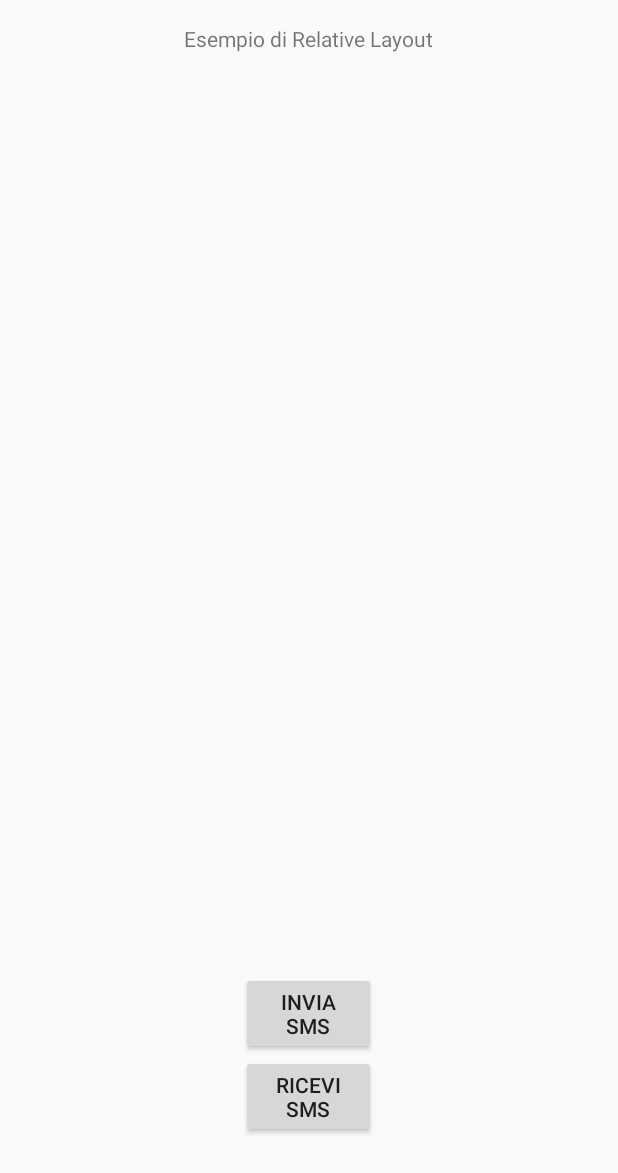
After one commit to ericafaraoni/SecureSMS, an Android app: the layout fragment_pin.xml on its own in the app's theme, with its tools: preview values and no code run, on a phone screen of 412 x 824 dp. The commit adds this screen. Shown: the top 1173 px of the screen. Run offline under Robolectric (Android 15) with nearby library versions, the phone set to English and light mode, and no system bars.

Commit message:
Fragment added

```diff
--- a/app/src/main/res/layout/activity_pin.xml
+++ b/app/src/main/res/layout/activity_pin.xml
@@ -1,12 +1,8 @@
 <?xml version="1.0" encoding="utf-8"?>
-<RelativeLayout xmlns:android="http://schemas.android.com/apk/res/android"
-    xmlns:tools="http://schemas.android.com/tools"
-    android:layout_width="match_parent"
-    android:layout_height="match_parent"
-    android:paddingBottom="@dimen/activity_vertical_margin"
-    android:paddingLeft="@dimen/activity_horizontal_margin"
-    android:paddingRight="@dimen/activity_horizontal_margin"
-    android:paddingTop="@dimen/activity_vertical_margin"
-    tools:context="com.ssms.securesms.PinActivity">
-
-</RelativeLayout>
+<FrameLayout
+xmlns:android="http://schemas.android.com/apk/res/android"
+xmlns:tools="http://schemas.android.com/tools"
+android:id="@+id/container"
+android:layout_width="match_parent"
+android:layout_height="match_parent"
+tools:context="com.ssms.securesms.PinActivity"/>
--- /dev/null
+++ b/app/src/main/res/layout/fragment_pin.xml
@@ -0,0 +1,33 @@
+<?xml version="1.0" encoding="utf-8"?>
+<RelativeLayout
+    xmlns:android="http://schemas.android.com/apk/res/android"
+    android:layout_width="match_parent"
+    android:layout_height="match_parent"
+    android:padding="@dimen/activity_vertical_margin">
+
+    <TextView
+        android:layout_width="wrap_content"
+        android:layout_height="wrap_content"
+        android:text="Esempio di Relative Layout"
+        android:layout_alignParentTop="true"
+        android:layout_centerHorizontal="true" />
+
+    <Button
+        android:id="@+id/sendButton"
+        android:layout_width="90dp"
+        android:layout_height="wrap_content"
+        android:text="Invia SMS"
+        android:layout_above="@+id/receiveButton"
+        android:layout_alignLeft="@+id/receiveButton"
+        android:layout_alignStart="@+id/receiveButton" />
+
+    <Button
+        android:id="@+id/receiveButton"
+        android:layout_width="90dp"
+        android:layout_height="wrap_content"
+        android:text="Ricevi SMS"
+        android:layout_alignParentBottom="true"
+        android:layout_centerHorizontal="true"
+        android:layout_marginBottom="49dp" />
+
+</RelativeLayout>
```
